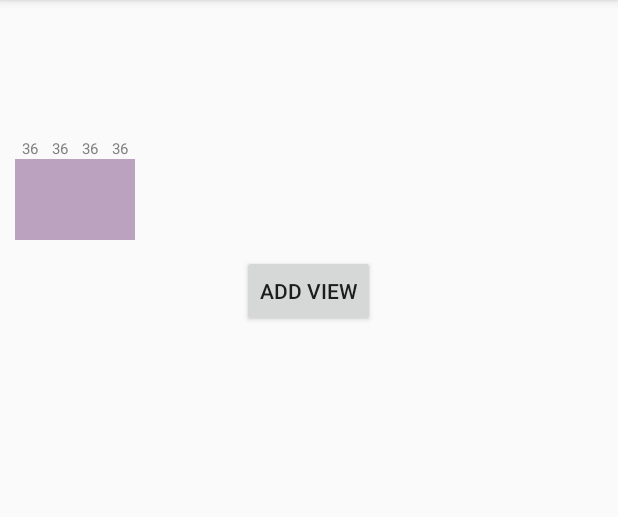
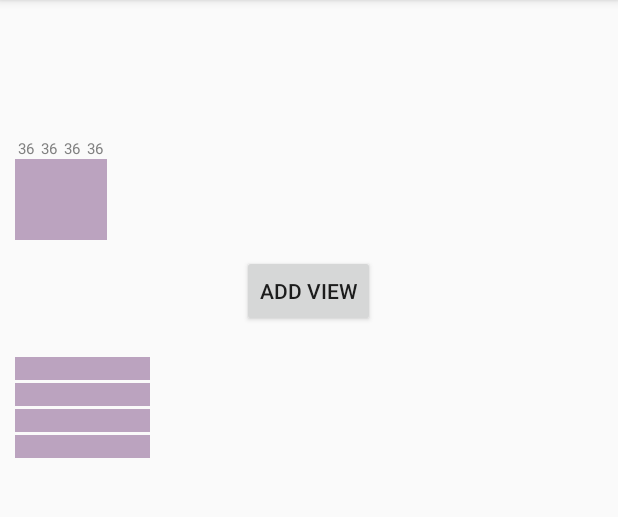
Before and after one commit to ithebk/BarChart, an Android app: the screen it shows after launch (MainActivity), after a tap on "36", on a phone screen of 412 x 824 dp, the part 84-601 px from its top. Run offline under Robolectric (Android 15) with nearby library versions, the phone set to English and light mode, and no system bars; 1 other tap on this screen came first.

Commit message:
Horizonatal bar added

```diff
--- a/barchart/src/main/java/me/ithebk/barchart/BarChart.java
+++ b/barchart/src/main/java/me/ithebk/barchart/BarChart.java
@@ -13,10 +13,10 @@ import android.view.ViewGroup;
 import android.view.ViewTreeObserver;
 import android.widget.FrameLayout;
 import android.widget.LinearLayout;
-import android.widget.ScrollView;
 import android.widget.TextView;
 
 import java.util.List;
+import java.util.Locale;
 import java.util.Random;
 
 
@@ -29,15 +29,15 @@ public class BarChart extends FrameLayout {
     private int barTextColor;
     private Context context;
     private int barType;
-    private int barWidth;
+    private int barDimension;
     private int barTextSize;
     private int barColor;
     private boolean showAutoColorBar;
     private int barMaxValue;
-    private LinearLayout verticalLinearParent;
-    private boolean isVerticalBarAdded =false;
+    private LinearLayout verticalLinearParent, horizontalLinearParent;
+    private boolean isBarAdded = false;
     private boolean isShowBarValue = true;
-    private boolean isShowAnimation =true;
+    private boolean isShowAnimation = true;
     private OnBarClickListener onBarClickListener;
 
     public BarChart(Context context) {
@@ -50,7 +50,7 @@ public class BarChart extends FrameLayout {
         this.context = context;
         TypedArray a = context.obtainStyledAttributes(attrs, R.styleable.BarChart, 0, 0);
         barType = a.getInt(R.styleable.BarChart_bar_type, BarChartUtils.BAR_CHART_VERTICAL);
-        barWidth = a.getDimensionPixelSize(R.styleable.BarChart_bar_width,
+        barDimension = a.getDimensionPixelSize(R.styleable.BarChart_bar_width,
                 (int) BarChartUtils.convertDpToPixel(20, context));
         barColor = a.getColor(R.styleable.BarChart_bar_color, BarChartUtils.BAR_CHART_COLOR_DEFAULT);
         barTextSize = a.getDimensionPixelSize(R.styleable.BarChart_bar_text_size,
@@ -65,8 +65,8 @@ public class BarChart extends FrameLayout {
         barSpaces = a.getDimensionPixelSize(R.styleable.BarChart_bar_spaces,
                 (int) BarChartUtils.convertDpToPixel(BarChartUtils.BAR_CHART_SPACE, context));
 
-        isShowBarValue = a.getBoolean(R.styleable.BarChart_bar_show_value,true);
-        isShowAnimation = a.getBoolean(R.styleable.BarChart_bar_show_animation,true);
+        isShowBarValue = a.getBoolean(R.styleable.BarChart_bar_show_value, true);
+        isShowAnimation = a.getBoolean(R.styleable.BarChart_bar_show_animation, true);
 
 
         a.recycle();
@@ -79,38 +79,46 @@ public class BarChart extends FrameLayout {
      */
     private void init() {
         if (barType == BarChartUtils.BAR_CHART_HORIZONTAL) {
-            createHorizontalChart();
+            initHorizontalChart();
         } else {
             initVerticalChart();
 
         }
     }
 
-    public void addBar(List<BarChartModel> barChartModelList){
-        for(BarChartModel barChartModel : barChartModelList){
-            if(barChartModel!=null) {
-               addBar(barChartModel);}
-
+    public void addBar(List<BarChartModel> barChartModelList) {
+        for (BarChartModel barChartModel : barChartModelList) {
+            if (barChartModel != null) {
+                addBar(barChartModel);
+            }
         }
     }
 
-    public void addBar(final BarChartModel barChartModel){
-        System.out.println("Clicked Inside addBar");
-        System.out.println("Linear Layout Bar::"+verticalLinearParent.getHeight());
-        if(barChartModel!=null) {
+    public void addBar(final BarChartModel barChartModel) {
+        if (barChartModel != null) {
             if (barType == BarChartUtils.BAR_CHART_HORIZONTAL) {
-                // createHorizontalChart();
-            } else {
-                if(verticalLinearParent.getHeight()==0){
-                    getDimension(true,verticalLinearParent, new DimensionReceivedCallback() {
+                //Horizontal bar
+                if (horizontalLinearParent.getHeight() == 0) {
+                    getDimension(false, horizontalLinearParent, new DimensionReceivedCallback() {
                         @Override
                         public void onDimensionReceived(int dimension) {
-                            createVerticalChart(dimension,barChartModel);
+                            createHorizontalChart(dimension, barChartModel);
                         }
                     });
+                } else {
+                    createHorizontalChart(horizontalLinearParent.getWidth(), barChartModel);
                 }
-                else {
-                        createVerticalChart(verticalLinearParent.getHeight(),barChartModel);
+            } else {
+
+                if (verticalLinearParent.getHeight() == 0) {
+                    getDimension(true, verticalLinearParent, new DimensionReceivedCallback() {
+                        @Override
+                        public void onDimensionReceived(int dimension) {
+                            createVerticalChart(dimension, barChartModel);
+                        }
+                    });
+                } else {
+                    createVerticalChart(verticalLinearParent.getHeight(), barChartModel);
                 }
             }
 
@@ -118,44 +126,13 @@ public class BarChart extends FrameLayout {
     }
 
 
-    private void createHorizontalChart() {
-        final ScrollView verticalScrollView = new ScrollView(context);
-        verticalScrollView.setLayoutParams(new LayoutParams(ViewGroup.LayoutParams.MATCH_PARENT,
+    private void initHorizontalChart() {
+        horizontalLinearParent = new LinearLayout(context);
+        horizontalLinearParent.setOrientation(LinearLayout.VERTICAL);
+        horizontalLinearParent.setLayoutParams(new LayoutParams(ViewGroup.LayoutParams.MATCH_PARENT,
                 ViewGroup.LayoutParams.MATCH_PARENT));
-        final LinearLayout linearLayoutParent = new LinearLayout(context);
-        linearLayoutParent.setOrientation(LinearLayout.VERTICAL);
-        linearLayoutParent.setLayoutParams(new LayoutParams(ViewGroup.LayoutParams.MATCH_PARENT,
-                ViewGroup.LayoutParams.MATCH_PARENT));
-        linearLayoutParent.setBackgroundColor(Color.parseColor("#EEEEEE"));
-        linearLayoutParent.setGravity(Gravity.LEFT | Gravity.START);
-        getDimension(false, verticalScrollView, new DimensionReceivedCallback() {
-            @Override
-            public void onDimensionReceived(int dimension) {
-                System.out.println("Max Height:" + dimension);
-                if (dimension > 0) {
-                    for (int i = 0; i < 10; i++) {
-                        int width = new Random().nextInt(dimension);
-                        System.out.println("width::" + width);
-                        LinearLayout linearLayout = new LinearLayout(context);
-                        LinearLayout.LayoutParams layoutParams = new LinearLayout.LayoutParams(width,
-                                100);
-                        if (i > 0) {
-                            layoutParams.topMargin = 40;
-                        }
-
-                        linearLayout.setBackgroundColor(Color.BLACK);
-                        linearLayout.setLayoutParams(layoutParams);
-                        linearLayoutParent.addView(linearLayout);
-                    }
-                }
-            }
-        });
-
-
-        verticalScrollView.addView(linearLayoutParent);
-        this.addView(verticalScrollView);
-
-
+        horizontalLinearParent.setGravity(Gravity.LEFT | Gravity.START);
+        this.addView(horizontalLinearParent);
     }
 
     private void initVerticalChart() {
@@ -167,38 +144,35 @@ public class BarChart extends FrameLayout {
         this.addView(verticalLinearParent);
     }
 
-    private void createVerticalChart(int dimension,final BarChartModel barChartModel) {
-        System.out.println("Clicked Inside addBarVertical");
 
-                System.out.println("Max Height:" + dimension);
-                int barVal = new Random().nextInt(barMaxValue);
+    private void createHorizontalChart(int dimension, final BarChartModel barChartModel) {
+        if (barMaxValue == 0) {
+            return;
+        }
+        int dimensionBar = dimension * barChartModel.getBarValue() / barMaxValue;
 
-                int dimensionBar = dimension * barVal / barMaxValue;
-
-                View view = LayoutInflater.from(context).inflate(R.layout.bar, verticalLinearParent, false);
+        View view = LayoutInflater.from(context).inflate(R.layout.bar_horizontal, horizontalLinearParent, false);
 
         if (barChartModel.getBarColor() != 0) {
             view.findViewById(R.id.linear_bar).setBackgroundColor(barChartModel.getBarColor());
         } else if (showAutoColorBar) {
-                    Random rnd = new Random();
-                    int color = Color.argb(255, rnd.nextInt(256), rnd.nextInt(256), rnd.nextInt(256));
-                    view.findViewById(R.id.linear_bar).setBackgroundColor(color);
+            view.findViewById(R.id.linear_bar).setBackgroundColor(BarChartUtils.getRandomColor());
         } else {
             view.findViewById(R.id.linear_bar).setBackgroundColor(barColor);
         }
 
-                view.getLayoutParams().width = barWidth;
-                if(isShowBarValue) {
+        view.getLayoutParams().height = barDimension;
+        if (isShowBarValue) {
             TextView textView = view.findViewById(R.id.tv_bar);
-                    textView.setText(barVal + "");
+            textView.setText(String.format(Locale.getDefault(), "%d", barChartModel.getBarValue()));
             textView.setTextSize(barTextSize);
             textView.setTextColor(barTextColor);
-                }else {
+        } else {
             view.findViewById(R.id.tv_bar).setVisibility(GONE);
         }
         MarginLayoutParams layoutParamsBar = (MarginLayoutParams) view.getLayoutParams();
-                if (isVerticalBarAdded) {
-                    layoutParamsBar.leftMargin = barSpaces;
+        if (isBarAdded) {
+            layoutParamsBar.topMargin = barSpaces;
         }
         final LinearLayout linearLayoutBar = view.findViewById(R.id.linear_bar);
 
@@ -210,15 +184,14 @@ public class BarChart extends FrameLayout {
             public void onAnimationUpdate(ValueAnimator valueAnimator) {
                 int val = (Integer) valueAnimator.getAnimatedValue();
                 ViewGroup.LayoutParams layoutParams = linearLayoutBar.getLayoutParams();
-                        layoutParams.height = val;
+                layoutParams.width = val;
                 linearLayoutBar.setLayoutParams(layoutParams);
             }
 
         });
-                if(isShowAnimation) {
+        if (isShowAnimation) {
             anim.setDuration(500);
-                }
-                else {
+        } else {
             anim.setDuration(0);
         }
         anim.start();
@@ -226,21 +199,78 @@ public class BarChart extends FrameLayout {
         view.setOnClickListener(new OnClickListener() {
             @Override
             public void onClick(View view) {
-                        if(onBarClickListener!=null){
-                            onBarClickListener.onBarClick();
+                if (onBarClickListener != null) {
+                    onBarClickListener.onBarClick(barChartModel);
+                }
+            }
+        });
+        horizontalLinearParent.addView(view);
+
+
+        isBarAdded = true;
+
+    }
+
+    private void createVerticalChart(int dimension, final BarChartModel barChartModel) {
+        if(dimension==0){return;}
+        int dimensionBar = dimension * barChartModel.getBarValue() / barMaxValue;
+
+        View view = LayoutInflater.from(context).inflate(R.layout.bar_vertical, verticalLinearParent, false);
+
+        if (barChartModel.getBarColor() != 0) {
+            view.findViewById(R.id.linear_bar).setBackgroundColor(barChartModel.getBarColor());
+        } else if (showAutoColorBar) {
+            view.findViewById(R.id.linear_bar).setBackgroundColor(BarChartUtils.getRandomColor());
+        } else {
+            view.findViewById(R.id.linear_bar).setBackgroundColor(barColor);
+        }
+
+        view.getLayoutParams().width = barDimension;
+        if (isShowBarValue) {
+            TextView textView = view.findViewById(R.id.tv_bar);
+            textView.setText(String.format(Locale.getDefault(), "%d", barChartModel.getBarValue()));
+            textView.setTextSize(barTextSize);
+            textView.setTextColor(barTextColor);
+        } else {
+            view.findViewById(R.id.tv_bar).setVisibility(GONE);
+        }
+        MarginLayoutParams layoutParamsBar = (MarginLayoutParams) view.getLayoutParams();
+        if (isBarAdded) {
+            layoutParamsBar.leftMargin = barSpaces;
+        }
+        final LinearLayout linearLayoutBar = view.findViewById(R.id.linear_bar);
+        ValueAnimator anim = ValueAnimator.ofInt(0, dimensionBar);
+        anim.addUpdateListener(new ValueAnimator.AnimatorUpdateListener() {
+            @Override
+            public void onAnimationUpdate(ValueAnimator valueAnimator) {
+                int val = (Integer) valueAnimator.getAnimatedValue();
+                ViewGroup.LayoutParams layoutParams = linearLayoutBar.getLayoutParams();
+                layoutParams.height = val;
+                linearLayoutBar.setLayoutParams(layoutParams);
+            }
+
+        });
+        if (isShowAnimation) {
+            anim.setDuration(500);
+        } else {
+            anim.setDuration(0);
+        }
+        anim.start();
+
+        view.setOnClickListener(new OnClickListener() {
+            @Override
+            public void onClick(View view) {
+                if (onBarClickListener != null) {
+                    onBarClickListener.onBarClick(barChartModel);
                 }
             }
         });
         verticalLinearParent.addView(view);
-                verticalLinearParent.invalidate();
-
-
-        isVerticalBarAdded =true;
+        isBarAdded = true;
 
     }
 
     private void getDimension(final boolean isHeightRequested, final View view, final DimensionReceivedCallback listener) {
-        System.out.println("Got the dimesion request");
         view.getViewTreeObserver().addOnGlobalLayoutListener(new ViewTreeObserver.OnGlobalLayoutListener() {
             @Override
             public void onGlobalLayout() {
@@ -265,11 +295,11 @@ public class BarChart extends FrameLayout {
     }
 
 
-
     private interface DimensionReceivedCallback {
         void onDimensionReceived(int dimension);
     }
-    public interface OnBarClickListener{
-        void onBarClick();
+
+    public interface OnBarClickListener {
+        void onBarClick(BarChartModel barChartModel);
     }
 }
--- a/barchart/src/main/java/me/ithebk/barchart/BarChartUtils.java
+++ b/barchart/src/main/java/me/ithebk/barchart/BarChartUtils.java
@@ -4,6 +4,8 @@ import android.content.Context;
 import android.content.res.Resources;
 import android.graphics.Color;
 import android.util.DisplayMetrics;
+
+import java.util.Random;
 
 /**
  * Created by bharath on 9/10/17.
@@ -36,4 +38,9 @@ public class BarChartUtils {
         return px / ((float) metrics.densityDpi / DisplayMetrics.DENSITY_DEFAULT);
 
     }
+
+    public static int getRandomColor() {
+        Random rnd = new Random();
+        return Color.argb(255, rnd.nextInt(256), rnd.nextInt(256), rnd.nextInt(256));
+    }
 }
--- /dev/null
+++ b/barchart/src/main/res/layout/bar_horizontal.xml
@@ -0,0 +1,22 @@
+<?xml version="1.0" encoding="utf-8"?>
+<LinearLayout xmlns:android="http://schemas.android.com/apk/res/android"
+    android:orientation="horizontal"
+    android:layout_width="wrap_content"
+    android:background="?android:selectableItemBackground"
+    android:minWidth="13dp"
+    android:layout_gravity="left|start"
+    android:layout_height="wrap_content">
+
+    <LinearLayout
+        android:orientation="vertical"
+        android:id="@+id/linear_bar"
+        android:background="@android:color/background_dark"
+        android:layout_width="wrap_content"
+        android:layout_height="match_parent">
+    </LinearLayout>
+    <TextView
+        android:layout_width="wrap_content"
+        android:id="@+id/tv_bar"
+        android:layout_gravity="center"
+        android:layout_height="wrap_content" />
+</LinearLayout>
--- a/barchartsample/src/main/java/me/ithebk/barchartsample/MainActivity.java
+++ b/barchartsample/src/main/java/me/ithebk/barchartsample/MainActivity.java
@@ -12,11 +12,13 @@ import me.ithebk.barchart.BarChartModel;
 
 public class MainActivity extends AppCompatActivity {
     private BarChart barChartVertical;
+    private BarChart barChartHorizontal;
     @Override
     protected void onCreate(Bundle savedInstanceState) {
         super.onCreate(savedInstanceState);
         setContentView(R.layout.activity_main);
         barChartVertical = (BarChart) findViewById(R.id.bar_chart_vertical);
+        barChartHorizontal = (BarChart) findViewById(R.id.bar_chart_horizontal);
         for (int i = 0; i < 3; i++) {
             BarChartModel barChartModel = new BarChartModel();
             barChartModel.setBarValue(new Random().nextInt(100));
@@ -24,6 +26,15 @@ public class MainActivity extends AppCompatActivity {
             barChartModel.setBarColor(Color.argb(255, rnd.nextInt(256), rnd.nextInt(256), rnd.nextInt(256)));
             barChartModel.setBarTag(null);
             barChartVertical.addBar(barChartModel);
+        }
+
+        for (int i = 0; i < 3; i++) {
+            BarChartModel barChartModel = new BarChartModel();
+            barChartModel.setBarValue(new Random().nextInt(100));
+            Random rnd = new Random();
+            barChartModel.setBarColor(Color.argb(255, rnd.nextInt(256), rnd.nextInt(256), rnd.nextInt(256)));
+            barChartModel.setBarTag(null);
+            barChartHorizontal.addBar(barChartModel);
         }
 
 
@@ -37,13 +48,14 @@ public class MainActivity extends AppCompatActivity {
                 barChartModel.setBarColor(Color.argb(255, rnd.nextInt(256), rnd.nextInt(256), rnd.nextInt(256)));
                 barChartModel.setBarTag(null);
                 barChartVertical.addBar(barChartModel);
+                barChartHorizontal.addBar(barChartModel);
             }
         });
 
         barChartVertical.setOnBarClickListener(new BarChart.OnBarClickListener() {
             @Override
-            public void onBarClick() {
-                System.out.println("Clicked:::+");
+            public void onBarClick(BarChartModel barChartModel) {
+                System.out.println(barChartModel+"Clicked:::+"+barChartModel.getBarValue());
             }
         });
     }
--- a/barchartsample/src/main/res/layout/activity_main.xml
+++ b/barchartsample/src/main/res/layout/activity_main.xml
@@ -15,7 +15,7 @@
     <me.ithebk.barchart.BarChart
         android:id="@+id/bar_chart_vertical"
         barchart:bar_type="vertical"
-        barchart:bar_width="20dp"
+        barchart:bar_width="15dp"
         barchart:bar_color="@color/colorPrimary"
         barchart:bar_text_color="#808080"
         barchart:bar_text_size="10sp"
@@ -30,15 +30,6 @@
     </HorizontalScrollView>
 
 
-
-    <me.ithebk.barchart.BarChart
-        android:layout_marginTop="10dp"
-        barchart:bar_type="horizontal"
-        android:padding="30dp"
-        android:visibility="gone"
-        android:layout_width="match_parent"
-        android:layout_height="wrap_content"/>
-
     <Button
         android:layout_gravity="center"
         android:id="@+id/tv_hello"
@@ -46,4 +37,21 @@
         android:layout_width="wrap_content"
         android:layout_height="wrap_content" />
 
+    <ScrollView
+        android:layout_marginTop="10dp"
+        android:padding="10dp"
+        android:layout_width="match_parent"
+        android:layout_height="wrap_content">
+    <me.ithebk.barchart.BarChart
+        android:id="@+id/bar_chart_horizontal"
+        barchart:bar_type="horizontal"
+        barchart:bar_max_value="100"
+        barchart:bar_width="15dp"
+        barchart:bar_spaces="2dp"
+        barchart:bar_show_value="false"
+        android:visibility="visible"
+        android:layout_width="250dp"
+        android:layout_height="wrap_content"/>
+    </ScrollView>
+
 </LinearLayout>
```
Also changed, not shown: barchart/src/main/res/layout/bar_vertical.xml (renamed from barchart/src/main/res/layout/bar.xml). Lines whose indentation alone changed are shown as unchanged.
